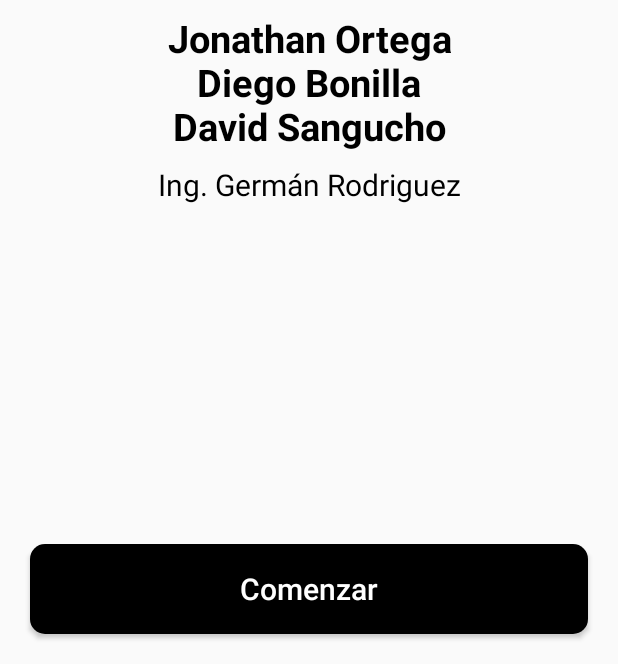
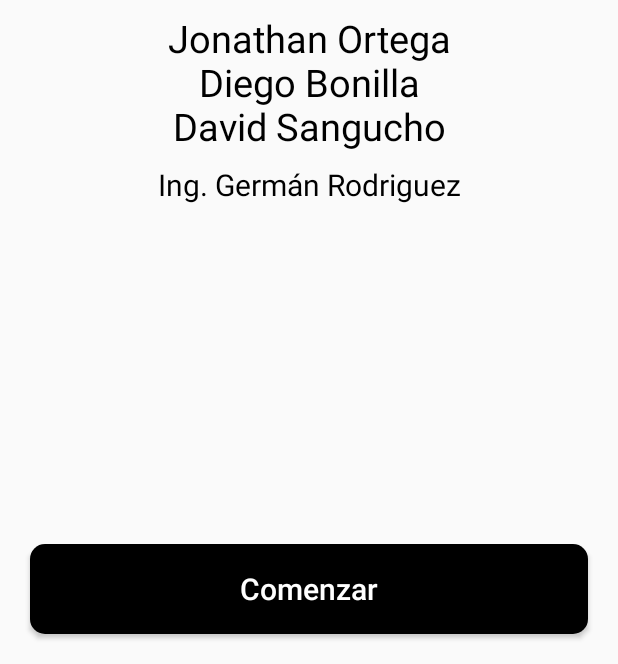
Before and after one commit to KevinhoMorales/JSAprendeJava, an Android app: the screen it shows after launch (MainActivity), on a phone screen of 412 x 824 dp, the part 572-1236 px from its top. Run offline under Robolectric (Android 15) with nearby library versions, the phone set to English and light mode, and no system bars.

Commit message:
Minor fixes

```diff
--- a/app/src/main/res/layout/fragment_first.xml
+++ b/app/src/main/res/layout/fragment_first.xml
@@ -69,7 +69,7 @@
         android:text="Jonathan Ortega\nDiego Bonilla\nDavid Sangucho"
         android:textColor="@android:color/black"
         android:textSize="25dp"
-        android:textStyle="bold"
+        android:textStyle="normal"
         app:layout_constraintEnd_toEndOf="parent"
         app:layout_constraintHorizontal_bias="0.501"
         app:layout_constraintStart_toStartOf="parent"
```
